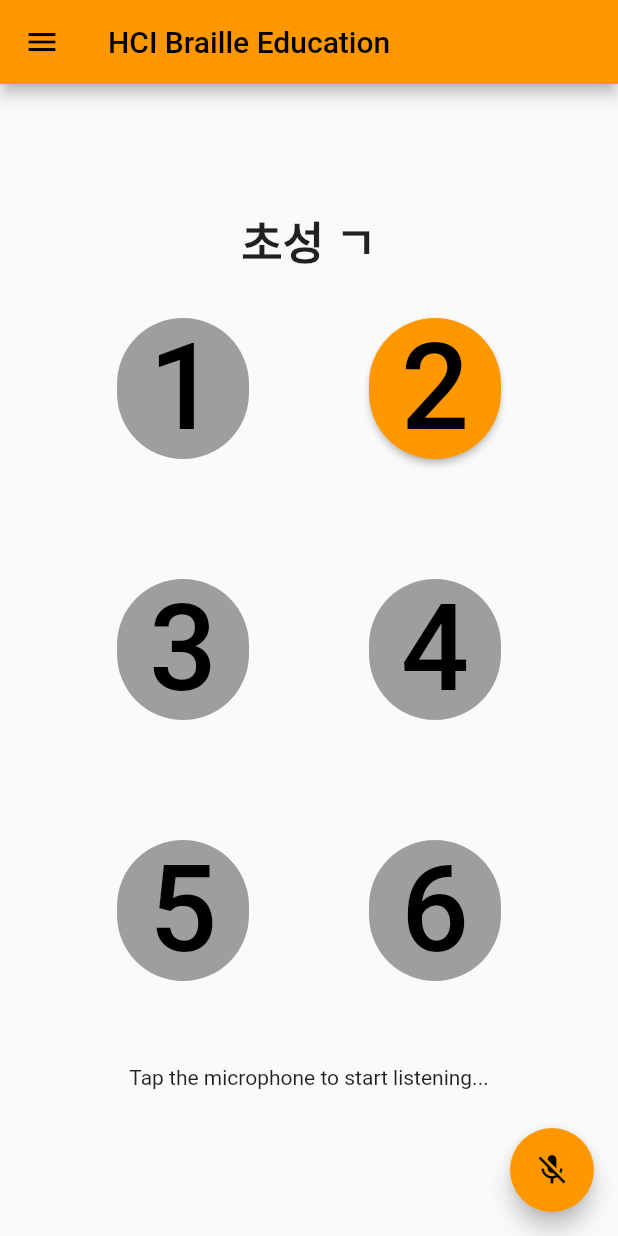
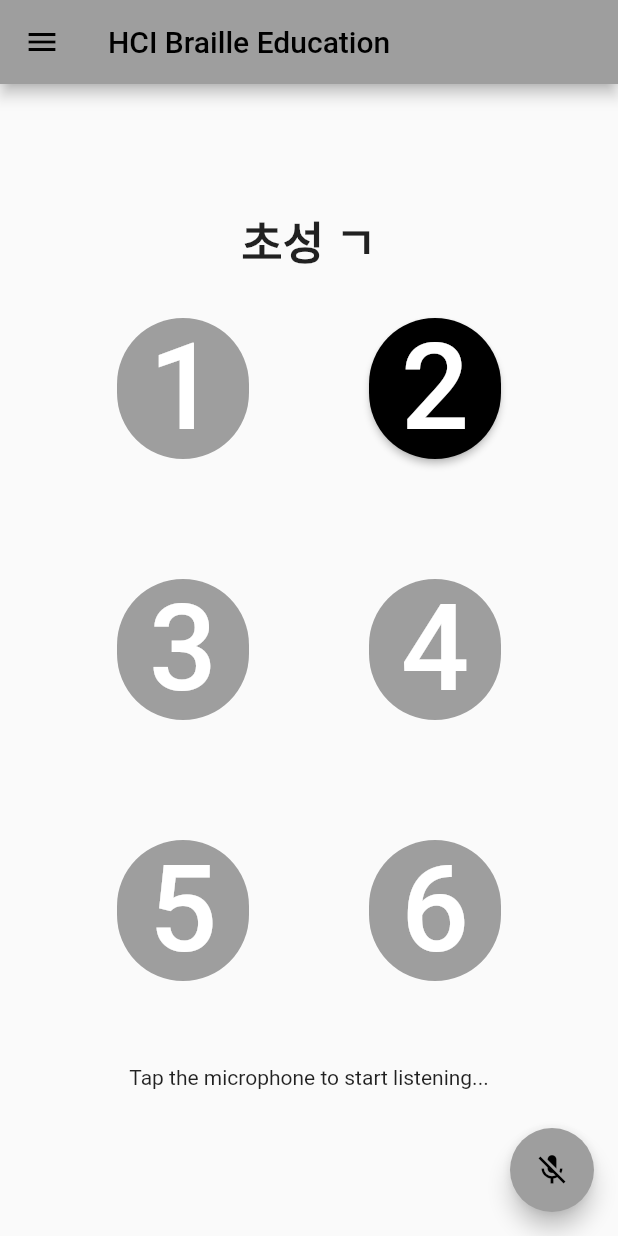
Before and after one commit to AshgrayIM/KU_hci_project, a Flutter app: the MyMode22 screen opened directly, in the side drawer, after a tap on "점자 교육", on a phone screen of 412 x 824 dp. Run offline on Flutter 3.47's test engine with Material 2 defaults, Android fonts, the phone set to English and light mode, and no system bars; our stand-ins replace audioplayers, flutter_tts, page_transition, permission_handler, speech_to_text, vibration.

Commit message:
color change
color modi

```diff
--- a/hci_project_temp/lib/drawer.dart
+++ b/hci_project_temp/lib/drawer.dart
@@ -12,7 +12,7 @@ class MyDrawer extends Drawer{
         padding: EdgeInsets.zero,
         children: [
           DrawerHeader(child: Text("HCI\nBraille Education",style: TextStyle(fontSize: 30.0,fontWeight: FontWeight.bold),),
-            decoration: BoxDecoration(color: Colors.yellow,borderRadius: BorderRadius.only(bottomLeft: Radius.circular(30.0),bottomRight: Radius.circular(30.0))),),
+            decoration: BoxDecoration(color: Colors.black,borderRadius: BorderRadius.only(bottomLeft: Radius.circular(30.0),bottomRight: Radius.circular(30.0))),),
           ListTile(
             title: Text("점자 교육",style: TextStyle(fontSize: 50.0),),
             onTap: (){
--- a/hci_project_temp/lib/home.dart
+++ b/hci_project_temp/lib/home.dart
@@ -82,7 +82,7 @@ class _MyHomeState extends State<MyHome>{
               child: RaisedButton(
                   padding: EdgeInsets.fromLTRB(10,30,10,30),
                   child: Text("점자 교육", style: TextStyle(fontSize: 80.0, fontWeight: FontWeight.bold),),
-                  color: Colors.orange,
+                  color: Colors.black,
                   onPressed: (){
                     Navigator.push(context, MaterialPageRoute(builder: (context)=>MyMode1(0)));
                   },
@@ -95,7 +95,7 @@ class _MyHomeState extends State<MyHome>{
               child: RaisedButton(
                 padding: EdgeInsets.fromLTRB(10,30,10,30),
                 child: Text("점자 변환", style: TextStyle(fontSize: 80.0,fontWeight: FontWeight.bold),),
-                color: Colors.green,
+                color: Colors.black,
                 onPressed: (){
                   Navigator.push(context, MaterialPageRoute(builder: (context)=>MyMode2()));
                 },
@@ -108,7 +108,7 @@ class _MyHomeState extends State<MyHome>{
               child: RaisedButton(
                 padding: EdgeInsets.fromLTRB(10,30,10,30),
                 child: Text("점자 퀴즈", style: TextStyle(fontSize: 80.0,fontWeight: FontWeight.bold),),
-                color: Colors.red,
+                color: Colors.black,
                 onPressed: (){
                   Navigator.push(context, MaterialPageRoute(builder: (context)=>MyMode3(false,true)));
                 },
--- a/hci_project_temp/lib/main.dart
+++ b/hci_project_temp/lib/main.dart
@@ -23,7 +23,7 @@ class MyApp extends StatelessWidget {
         // or simply save your changes to "hot reload" in a Flutter IDE).
         // Notice that the counter didn't reset back to zero; the application
         // is not restarted.
-        primarySwatch: Colors.orange,
+        primarySwatch: Colors.grey,
       ),
       home: MyHome(),
     );
--- a/hci_project_temp/lib/mode1.dart
+++ b/hci_project_temp/lib/mode1.dart
@@ -96,10 +96,10 @@ class _MyMode1State extends State<MyMode1>{
                   Container(margin: const EdgeInsets.only(
                       left: 30, top: 30, right: 40, bottom: 40)
                       , child: RaisedButton(
-                        color: Colors.orange,
+                        color: Colors.black,
                         disabledColor: Colors.grey,
                         child: Text('1', style: TextStyle(
-                            color: Colors.black, fontSize: 80.0),),
+                            color: Colors.white, fontSize: 80.0),),
                         onPressed: txt.hangle[i][0] == 0 ? null : () {
                           _vibrate();
                           check[0] = true;
@@ -112,10 +112,10 @@ class _MyMode1State extends State<MyMode1>{
                   Container(margin: const EdgeInsets.only(
                       left: 40, top: 30, right: 30, bottom: 40),
                       child: RaisedButton(
-                        color: Colors.orange,
+                        color: Colors.black,
                         disabledColor: Colors.grey,
                         child: Text('2', style: TextStyle(
-                            color: Colors.black, fontSize: 80.0),),
+                            color: Colors.white, fontSize: 80.0),),
                         onPressed: txt.hangle[i][1] == 0 ? null : () {
                           _vibrate();
                           check[1] = true;
@@ -133,10 +133,10 @@ class _MyMode1State extends State<MyMode1>{
                   Container(margin: const EdgeInsets.only(
                       left: 30, top: 40, right: 40, bottom: 40),
                       child: RaisedButton(
-                        color: Colors.orange,
+                        color: Colors.black,
                         disabledColor: Colors.grey,
                         child: Text('3', style: TextStyle(
-                            color: Colors.black, fontSize: 80.0),),
+                            color: Colors.white, fontSize: 80.0),),
                         onPressed: txt.hangle[i][2] == 0 ? null : () {
                           _vibrate();
                           check[2] = true;
@@ -149,10 +149,10 @@ class _MyMode1State extends State<MyMode1>{
                   Container(margin: const EdgeInsets.only(
                       left: 40, top: 40, right: 30, bottom: 40),
                       child: RaisedButton(
-                        color: Colors.orange,
+                        color: Colors.black,
                         disabledColor: Colors.grey,
                         child: Text('4', style: TextStyle(
-                            color: Colors.black, fontSize: 80.0),),
+                            color: Colors.white, fontSize: 80.0),),
                         onPressed: txt.hangle[i][3] == 0 ? null : () {
                           _vibrate();
                           check[3] = true;
@@ -170,10 +170,10 @@ class _MyMode1State extends State<MyMode1>{
                   Container(margin: const EdgeInsets.only(
                       left: 30, top: 40, right: 40, bottom: 40)
                       , child: RaisedButton(
-                        color: Colors.orange,
+                        color: Colors.black,
                         disabledColor: Colors.grey,
                         child: Text('5', style: TextStyle(
-                            color: Colors.black, fontSize: 80.0),),
+                            color: Colors.white, fontSize: 80.0),),
                         onPressed: txt.hangle[i][4] == 0 ? null : () {
                           _vibrate();
                           check[4] = true;
@@ -186,10 +186,10 @@ class _MyMode1State extends State<MyMode1>{
                   Container(margin: const EdgeInsets.only(
                       left: 40, top: 40, right: 30, bottom: 40),
                       child: RaisedButton(
-                        color: Colors.orange,
+                        color: Colors.black,
                         disabledColor: Colors.grey,
                         child: Text('6', style: TextStyle(
-                            color: Colors.black, fontSize: 80.0),),
+                            color: Colors.white, fontSize: 80.0),),
                         onPressed: txt.hangle[i][5] == 0 ? null : () {
                           _vibrate();
                           check[5] = true;
@@ -232,9 +232,9 @@ class _MyMode1State extends State<MyMode1>{
                   margin: const EdgeInsets.only(left: 10.0,top: 15, right: 10.0,bottom: 16.0),
                   child: RaisedButton(
                       padding: EdgeInsets.fromLTRB(10,30,10,30),
-                      color: Colors.white,
+                      color: Colors.black,
                       shape: RoundedRectangleBorder(borderRadius: BorderRadius.circular(30.0)),
-                      child:Text("다시 하기",style: TextStyle(fontSize: 80.0, fontWeight: FontWeight.bold)),
+                      child:Text("다시 하기",style: TextStyle(fontSize: 80.0, fontWeight: FontWeight.bold,color: Colors.white)),
                       onPressed: (){Navigator.push(context, MaterialPageRoute(builder: (context)=>MyMode1(0)));}
                   ),
                 ),
@@ -242,9 +242,9 @@ class _MyMode1State extends State<MyMode1>{
                   margin: const EdgeInsets.only(left: 10.0,top: 15, right: 10.0,bottom: 16.0),
                   child: RaisedButton(
                     padding: EdgeInsets.fromLTRB(10,30,10,30),
-                    color: Colors.red,
+                    color: Colors.black,
                     shape: RoundedRectangleBorder(borderRadius: BorderRadius.circular(30.0)),
-                    child: Text("점자 퀴즈", style: TextStyle(fontSize: 80.0,fontWeight: FontWeight.bold),),
+                    child: Text("점자 퀴즈", style: TextStyle(fontSize: 80.0,fontWeight: FontWeight.bold,color: Colors.white),),
                     onPressed: (){Navigator.push(context, MaterialPageRoute(builder: (context)=>MyMode3(false,true)));},
                   ),
                 )
--- a/hci_project_temp/lib/mode2.dart
+++ b/hci_project_temp/lib/mode2.dart
@@ -107,7 +107,7 @@ class _MyMode2State extends State<MyMode2>{
                 padding: EdgeInsets.all(20.0),
                 shape: RoundedRectangleBorder(borderRadius: BorderRadius.circular(30.0)),
                 elevation: 40.0,
-                color: Colors.green,
+                color: Colors.black,
               ),
             ),
           ],
--- a/hci_project_temp/lib/mode22.dart
+++ b/hci_project_temp/lib/mode22.dart
@@ -97,18 +97,18 @@ class _MyMode22State extends State<MyMode22>{
               children: [
                 Container(margin: const EdgeInsets.only(left: 30,top: 40, right: 40,bottom: 40)
                     ,child: RaisedButton(
-                      color: Colors.orange,
+                      color: Colors.black,
                       disabledColor: Colors.grey,
-                      child: Text('1',style: TextStyle(color: Colors.black,fontSize: 80.0),),
+                      child: Text('1',style: TextStyle(color: Colors.white,fontSize: 80.0),),
                       onPressed: brailleWord[i][0] == 0?null:(){check[0]=true; _vibrate(); _checkClear();},
                       shape: RoundedRectangleBorder(borderRadius: BorderRadius.circular(100.0)),
                     )
                 ),
                 Container(margin: const EdgeInsets.only(left: 40,top: 40, right: 30,bottom: 40),
                     child: RaisedButton(
-                      color: Colors.orange,
+                      color: Colors.black,
                       disabledColor: Colors.grey,
-                      child: Text('2',style: TextStyle(color: Colors.black,fontSize: 80.0),),
+                      child: Text('2',style: TextStyle(color: Colors.white,fontSize: 80.0),),
                       onPressed: brailleWord[i][1] == 0?null:(){check[1]=true; _vibrate(); _checkClear();},
                       shape: RoundedRectangleBorder(borderRadius: BorderRadius.circular(100.0)),
                     )
@@ -120,18 +120,18 @@ class _MyMode22State extends State<MyMode22>{
               children: [
                 Container(margin: const EdgeInsets.only(left: 30,top: 40, right: 40,bottom: 40),
                     child: RaisedButton(
-                      color: Colors.orange,
+                      color: Colors.black,
                       disabledColor: Colors.grey,
-                      child: Text('3',style: TextStyle(color: Colors.black,fontSize: 80.0),),
+                      child: Text('3',style: TextStyle(color: Colors.white,fontSize: 80.0),),
                       onPressed: brailleWord[i][2] == 0?null:(){check[2]=true; _vibrate(); _checkClear();},
                       shape: RoundedRectangleBorder(borderRadius: BorderRadius.circular(100.0)),
                     )
                 ),
                 Container(margin: const EdgeInsets.only(left: 40,top: 40, right: 30,bottom: 40),
                     child: RaisedButton(
-                      color: Colors.orange,
+                      color: Colors.black,
                       disabledColor: Colors.grey,
-                      child: Text('4',style: TextStyle(color: Colors.black,fontSize: 80.0),),
+                      child: Text('4',style: TextStyle(color: Colors.white,fontSize: 80.0),),
                       onPressed: brailleWord[i][3] == 0?null:(){check[3]=true;; _vibrate(); _checkClear();},
                       shape: RoundedRectangleBorder(borderRadius: BorderRadius.circular(100.0)),
                     )
@@ -143,18 +143,18 @@ class _MyMode22State extends State<MyMode22>{
               children: [
                 Container(margin: const EdgeInsets.only(left: 30,top: 40, right: 40,bottom: 40)
                     ,child: RaisedButton(
-                      color: Colors.orange,
+                      color: Colors.black,
                       disabledColor: Colors.grey,
-                      child: Text('5',style: TextStyle(color: Colors.black,fontSize: 80.0),),
+                      child: Text('5',style: TextStyle(color: Colors.white,fontSize: 80.0),),
                       onPressed: brailleWord[i][4] == 0?null:(){check[4]=true;; _vibrate(); _checkClear();},
                       shape: RoundedRectangleBorder(borderRadius: BorderRadius.circular(100.0)),
                     )
                 ),
                 Container(margin: const EdgeInsets.only(left: 40,top: 40, right: 30,bottom: 40),
                     child: RaisedButton(
-                      color: Colors.orange,
+                      color: Colors.black,
                       disabledColor: Colors.grey,
-                      child: Text('6',style: TextStyle(color: Colors.black,fontSize: 80.0),),
+                      child: Text('6',style: TextStyle(color: Colors.white,fontSize: 80.0),),
                       onPressed: brailleWord[i][5] == 0?null:(){check[5]=true; _vibrate(); _checkClear();},
                       shape: RoundedRectangleBorder(borderRadius: BorderRadius.circular(100.0)),
                     )
--- a/hci_project_temp/lib/mode333.dart
+++ b/hci_project_temp/lib/mode333.dart
@@ -72,7 +72,7 @@ class _MyMode333State extends State<MyMode333>{
         child: Icon(_speechToText.isNotListening ? Icons.mic_off : Icons.mic),
       ),
       body: Container(
-        color: isCorrect? Colors.blue : Colors.red,
+        color: Colors.white,
         child: Center(
           child: Column(
             mainAxisAlignment: MainAxisAlignment.center,
@@ -82,8 +82,8 @@ class _MyMode333State extends State<MyMode333>{
                 margin: EdgeInsets.all(30.0),
                 child: RaisedButton(
                     padding: EdgeInsets.all(20.0),
-                    child: Text("다음 문제",style: TextStyle(fontSize: 70.0,fontWeight: FontWeight.bold),),
-                    color: isCorrect? Colors.white : Colors.yellow,
+                    child: Text("다음 문제",style: TextStyle(fontSize: 70.0,fontWeight: FontWeight.bold,color: Colors.white),),
+                    color: Colors.black,
                     shape: RoundedRectangleBorder(borderRadius: BorderRadius.circular(30.0)),
                     onPressed: (){
                       Navigator.push(context,
```
Also changed, not shown: hci_project_temp/lib/mode3.dart (+11 -11 lines), hci_project_temp/lib/mode33.dart (+12 -12 lines).
